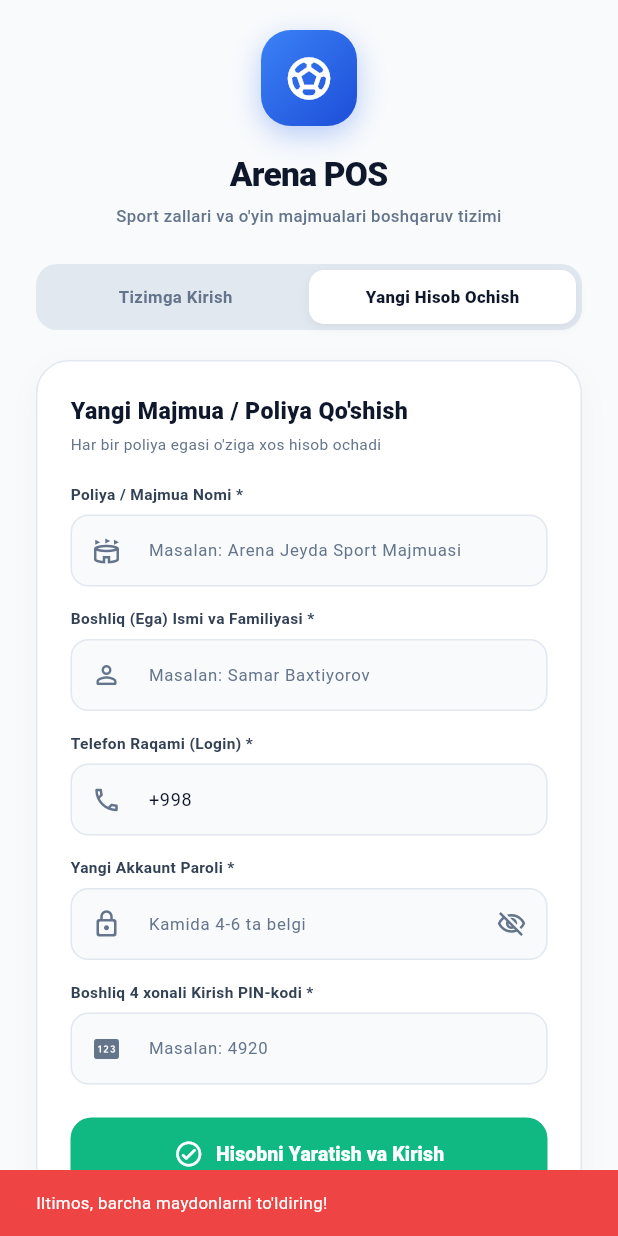
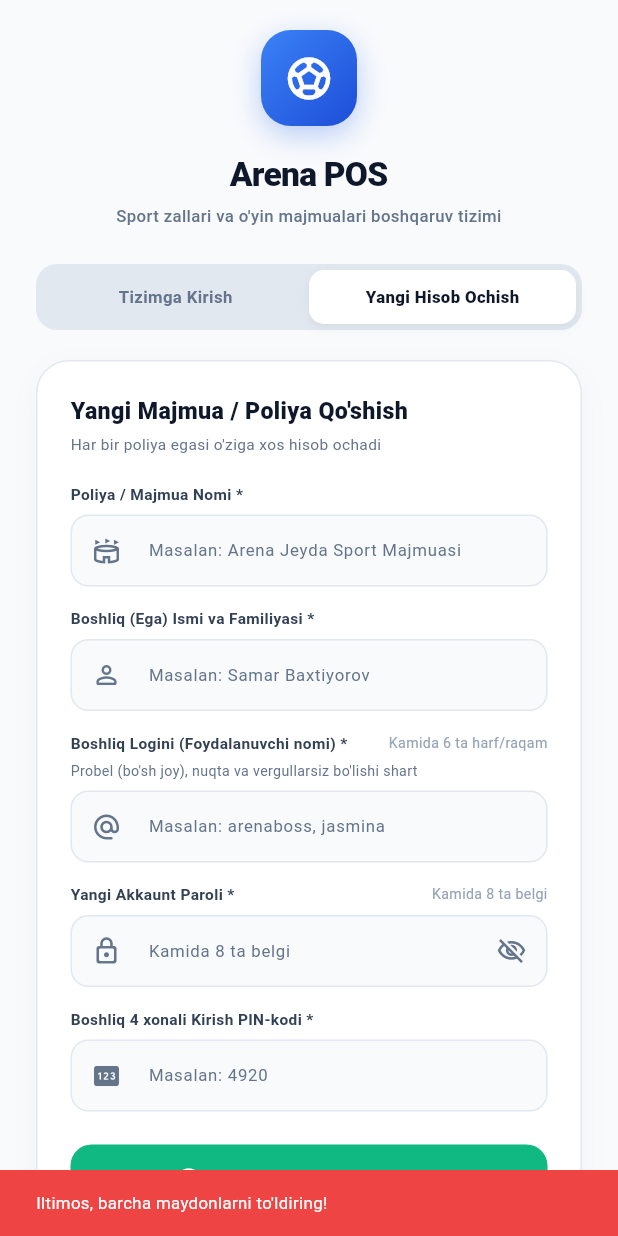
Before and after one commit to samarbaxtiyorov/Arena, a Flutter app: the screen it shows after launch, after a tap on "Yangi Hisob Ochish", after a tap on "Hisobni Yaratish va Kirish", on a phone screen of 412 x 824 dp. Run offline on Flutter 3.47's test engine with Material 3 defaults, Android fonts, the phone set to English and light mode, and no system bars; our stand-ins replace connectivity_plus, drift, drift_flutter, flutter_riverpod, gap, go_router and 2 more; accounts and stored records are empty; generated files the repository leaves out were written again.

Commit message:
feat(auth): transition from phone numbers to clean username (>=6 chars, no spaces/punctuation) and password (>=8 chars) across app and dashboard

```diff
--- a/lib/core/auth/models/business_account.dart
+++ b/lib/core/auth/models/business_account.dart
@@ -7,8 +7,8 @@ class BusinessAccount {
   final String id;
   final String venueName; // Muassasa / Majmua nomi (masalan: "Arena Jeyda")
   final String ownerName; // Boshliq ismi (masalan: "Samar Baxtiyorov")
-  final String phone;     // Telefon raqami / Login (+998...)
-  final String password;  // Akkaunt paroli
+  final String login;     // Boshliq Logini (kamida 6 ta harf/raqam, probellarsiz)
+  final String password;  // Akkaunt paroli (kamida 8 ta belgi)
   final String ownerPin;  // 4 xonali shaxsiy boshliq PIN-kodi
   final String licenseType;
   final DateTime createdAt;
@@ -17,17 +17,22 @@ class BusinessAccount {
     required this.id,
     required this.venueName,
     required this.ownerName,
-    required this.phone,
+    String? login,
+    String? phone,
     required this.password,
     required this.ownerPin,
     this.licenseType = 'PREMIUM VIP',
     required this.createdAt,
-  });
+  }) : login = login ?? phone ?? '';
+
+  /// Backward-compatibility: avvalgi kodlar bilan 100% moslik
+  String get phone => login;
 
   BusinessAccount copyWith({
     String? id,
     String? venueName,
     String? ownerName,
+    String? login,
     String? phone,
     String? password,
     String? ownerPin,
@@ -38,7 +43,7 @@ class BusinessAccount {
       id: id ?? this.id,
       venueName: venueName ?? this.venueName,
       ownerName: ownerName ?? this.ownerName,
-      phone: phone ?? this.phone,
+      login: login ?? phone ?? this.login,
       password: password ?? this.password,
       ownerPin: ownerPin ?? this.ownerPin,
       licenseType: licenseType ?? this.licenseType,
@@ -50,7 +55,8 @@ class BusinessAccount {
         'id': id,
         'venueName': venueName,
         'ownerName': ownerName,
-        'phone': phone,
+        'login': login,
+        'phone': login, // Supabase cloud_accounts Primary Key bilan to'liq moslik
         'password': password,
         'ownerPin': ownerPin,
         'licenseType': licenseType,
@@ -62,7 +68,7 @@ class BusinessAccount {
       id: json['id'] as String,
       venueName: json['venueName'] as String? ?? 'Arena Majmuasi',
       ownerName: json['ownerName'] as String? ?? 'Biznes Egasi',
-      phone: json['phone'] as String? ?? '',
+      login: (json['login'] ?? json['phone']) as String? ?? '',
       password: json['password'] as String? ?? '',
       ownerPin: json['ownerPin'] as String? ?? '',
       licenseType: json['licenseType'] as String? ?? 'PREMIUM VIP',
--- a/lib/core/auth/screens/business_auth_screen.dart
+++ b/lib/core/auth/screens/business_auth_screen.dart
@@ -24,11 +24,9 @@ class _BusinessAuthScreenState extends ConsumerState<BusinessAuthScreen> {
   bool _isLoginTab = true;
   bool _isCashierLogin = false; // Boshliq yoki Kassir rejimi
 
-  // Boshliq Login Controllerlari
-  final TextEditingController _loginPhoneCtrl =
-      TextEditingController(text: '+998 ');
-  final TextEditingController _loginPassCtrl =
-      TextEditingController();
+  // Boshliq Login Controllerlari (Sof login, kamida 6 ta belgi, probelsiz)
+  final TextEditingController _loginUsernameCtrl = TextEditingController();
+  final TextEditingController _loginPassCtrl = TextEditingController();
   bool _obscureLoginPass = true;
 
   // Kassir Login Controllerlari
@@ -39,21 +37,20 @@ class _BusinessAuthScreenState extends ConsumerState<BusinessAuthScreen> {
   // Ro'yxatdan o'tish Controllerlari
   final TextEditingController _regVenueCtrl = TextEditingController();
   final TextEditingController _regOwnerCtrl = TextEditingController();
-  final TextEditingController _regPhoneCtrl =
-      TextEditingController(text: '+998 ');
+  final TextEditingController _regUsernameCtrl = TextEditingController();
   final TextEditingController _regPassCtrl = TextEditingController();
   final TextEditingController _regPinCtrl = TextEditingController();
   bool _obscureRegPass = true;
 
   @override
   void dispose() {
-    _loginPhoneCtrl.dispose();
+    _loginUsernameCtrl.dispose();
     _loginPassCtrl.dispose();
     _cashierLoginCtrl.dispose();
     _cashierPassCtrl.dispose();
     _regVenueCtrl.dispose();
     _regOwnerCtrl.dispose();
-    _regPhoneCtrl.dispose();
+    _regUsernameCtrl.dispose();
     _regPassCtrl.dispose();
     _regPinCtrl.dispose();
     super.dispose();
@@ -372,20 +369,29 @@ class _BusinessAuthScreenState extends ConsumerState<BusinessAuthScreen> {
 
         if (!_isCashierLogin) ...[
           // ── BOSHLIQ FORMASI ────────────────────────────────
-          const Text(
-            'Telefon Raqami / Login',
+          const Row(
+            mainAxisAlignment: MainAxisAlignment.spaceBetween,
+            children: [
+              Text(
+                'Boshliq Logini *',
                 style: TextStyle(
                     fontSize: 12,
                     fontWeight: FontWeight.w700,
                     color: Color(0xFF334155)),
               ),
+              Text(
+                'Kamida 6 ta harf/raqam',
+                style: TextStyle(fontSize: 11, color: Color(0xFF94A3B8)),
+              ),
+            ],
+          ),
           const Gap(6),
           TextField(
-            controller: _loginPhoneCtrl,
-            keyboardType: TextInputType.phone,
+            controller: _loginUsernameCtrl,
+            keyboardType: TextInputType.text,
             decoration: InputDecoration(
-              hintText: '+998 90 123 45 67',
-              prefixIcon: const Icon(Icons.phone_outlined,
+              hintText: 'Masalan: arena01, jasmina',
+              prefixIcon: const Icon(Icons.alternate_email_rounded,
                   size: 20, color: Color(0xFF64748B)),
               filled: true,
               fillColor: const Color(0xFFF8FAFC),
@@ -400,19 +406,28 @@ class _BusinessAuthScreenState extends ConsumerState<BusinessAuthScreen> {
 
           const Gap(14),
 
-          const Text(
-            'Akkaunt Paroli',
+          const Row(
+            mainAxisAlignment: MainAxisAlignment.spaceBetween,
+            children: [
+              Text(
+                'Akkaunt Paroli *',
                 style: TextStyle(
                     fontSize: 12,
                     fontWeight: FontWeight.w700,
                     color: Color(0xFF334155)),
+              ),
+              Text(
+                'Kamida 8 ta belgi',
+                style: TextStyle(fontSize: 11, color: Color(0xFF94A3B8)),
+              ),
+            ],
           ),
           const Gap(6),
           TextField(
             controller: _loginPassCtrl,
             obscureText: _obscureLoginPass,
             decoration: InputDecoration(
-              hintText: 'Parolingizni kiriting',
+              hintText: 'Kamida 8 ta belgi',
               prefixIcon: const Icon(Icons.lock_outline_rounded,
                   size: 20, color: Color(0xFF64748B)),
               suffixIcon: IconButton(
@@ -642,21 +657,35 @@ class _BusinessAuthScreenState extends ConsumerState<BusinessAuthScreen> {
 
         const Gap(14),
 
-        // Telefon
-        const Text(
-          'Telefon Raqami (Login) *',
+        // Login (Foydalanuvchi nomi)
+        const Row(
+          mainAxisAlignment: MainAxisAlignment.spaceBetween,
+          children: [
+            Text(
+              'Boshliq Logini (Foydalanuvchi nomi) *',
               style: TextStyle(
                   fontSize: 12,
                   fontWeight: FontWeight.w700,
                   color: Color(0xFF334155)),
             ),
+            Text(
+              'Kamida 6 ta harf/raqam',
+              style: TextStyle(fontSize: 11, color: Color(0xFF94A3B8)),
+            ),
+          ],
+        ),
+        const Gap(4),
+        const Text(
+          'Probel (bo\'sh joy), nuqta va vergullarsiz bo\'lishi shart',
+          style: TextStyle(fontSize: 11, color: Color(0xFF64748B)),
+        ),
         const Gap(6),
         TextField(
-          controller: _regPhoneCtrl,
-          keyboardType: TextInputType.phone,
+          controller: _regUsernameCtrl,
+          keyboardType: TextInputType.text,
           decoration: InputDecoration(
-            hintText: '+998 90 123 45 67',
-            prefixIcon: const Icon(Icons.phone_outlined,
+            hintText: 'Masalan: arenaboss, jasmina',
+            prefixIcon: const Icon(Icons.alternate_email_rounded,
                 size: 20, color: Color(0xFF64748B)),
             filled: true,
             fillColor: const Color(0xFFF8FAFC),
@@ -672,19 +701,28 @@ class _BusinessAuthScreenState extends ConsumerState<BusinessAuthScreen> {
         const Gap(14),
 
         // Parol
-        const Text(
+        const Row(
+          mainAxisAlignment: MainAxisAlignment.spaceBetween,
+          children: [
+            Text(
               'Yangi Akkaunt Paroli *',
               style: TextStyle(
                   fontSize: 12,
                   fontWeight: FontWeight.w700,
                   color: Color(0xFF334155)),
             ),
+            Text(
+              'Kamida 8 ta belgi',
+              style: TextStyle(fontSize: 11, color: Color(0xFF94A3B8)),
+            ),
+          ],
+        ),
         const Gap(6),
         TextField(
           controller: _regPassCtrl,
           obscureText: _obscureRegPass,
           decoration: InputDecoration(
-            hintText: 'Kamida 4-6 ta belgi',
+            hintText: 'Kamida 8 ta belgi',
             prefixIcon: const Icon(Icons.lock_outline_rounded,
                 size: 20, color: Color(0xFF64748B)),
             suffixIcon: IconButton(
@@ -777,14 +815,28 @@ class _BusinessAuthScreenState extends ConsumerState<BusinessAuthScreen> {
 
   // ── Login Amalini Bajarish ────────────────────────────────
   Future<void> _handleLogin() async {
-    final phone = _loginPhoneCtrl.text.trim();
+    final login = _loginUsernameCtrl.text.trim();
     final pass = _loginPassCtrl.text.trim();
 
-    if (phone.isEmpty || pass.isEmpty) {
+    // 1. Login validatsiyasi
+    final loginErr = BusinessAccountNotifier.validateLogin(login);
+    if (loginErr != null) {
       ScaffoldMessenger.of(context).showSnackBar(
-        const SnackBar(
-          content: Text("Iltimos, telefon va parolni kiriting!"),
-          backgroundColor: Color(0xFFEF4444),
+        SnackBar(
+          content: Text(loginErr),
+          backgroundColor: const Color(0xFFEF4444),
+        ),
+      );
+      return;
+    }
+
+    // 2. Parol validatsiyasi (kamida 8 ta belgi)
+    final passErr = BusinessAccountNotifier.validatePassword(pass);
+    if (passErr != null) {
+      ScaffoldMessenger.of(context).showSnackBar(
+        SnackBar(
+          content: Text(passErr),
+          backgroundColor: const Color(0xFFEF4444),
         ),
       );
       return;
@@ -792,7 +844,7 @@ class _BusinessAuthScreenState extends ConsumerState<BusinessAuthScreen> {
 
     final success = await ref
         .read(businessAccountProvider.notifier)
-        .loginAccount(phone: phone, password: pass);
+        .loginAccount(login: login, password: pass);
 
     if (success) {
       final active = ref.read(businessAccountProvider).activeAccount;
@@ -814,7 +866,7 @@ class _BusinessAuthScreenState extends ConsumerState<BusinessAuthScreen> {
       if (mounted) {
         ScaffoldMessenger.of(context).showSnackBar(
           const SnackBar(
-            content: Text("Telefon raqami yoki parol noto'g'ri!"),
+            content: Text("Bunday login yoki parol noto'g'ri!"),
             backgroundColor: Color(0xFFEF4444),
           ),
         );
@@ -1065,11 +1117,11 @@ class _BusinessAuthScreenState extends ConsumerState<BusinessAuthScreen> {
   Future<void> _handleRegister() async {
     final venue = _regVenueCtrl.text.trim();
     final owner = _regOwnerCtrl.text.trim();
-    final phone = _regPhoneCtrl.text.trim();
+    final login = _regUsernameCtrl.text.trim();
     final pass = _regPassCtrl.text.trim();
     final pin = _regPinCtrl.text.trim();
 
-    if (venue.isEmpty || owner.isEmpty || phone.isEmpty || pass.isEmpty) {
+    if (venue.isEmpty || owner.isEmpty || login.isEmpty || pass.isEmpty) {
       ScaffoldMessenger.of(context).showSnackBar(
         const SnackBar(
           content: Text("Iltimos, barcha maydonlarni to'ldiring!"),
@@ -1079,7 +1131,31 @@ class _BusinessAuthScreenState extends ConsumerState<BusinessAuthScreen> {
       return;
     }
 
-    if (pin.length != 4) {
+    // 1. Login validatsiyasi (kamida 6 ta harf/raqam, probel va belgilarsiz)
+    final loginErr = BusinessAccountNotifier.validateLogin(login);
+    if (loginErr != null) {
+      ScaffoldMessenger.of(context).showSnackBar(
+        SnackBar(
+          content: Text(loginErr),
+          backgroundColor: const Color(0xFFEF4444),
+        ),
+      );
+      return;
+    }
+
+    // 2. Parol validatsiyasi (kamida 8 ta belgi)
+    final passErr = BusinessAccountNotifier.validatePassword(pass);
+    if (passErr != null) {
+      ScaffoldMessenger.of(context).showSnackBar(
+        SnackBar(
+          content: Text(passErr),
+          backgroundColor: const Color(0xFFEF4444),
+        ),
+      );
+      return;
+    }
+
+    if (pin.length != 4 || int.tryParse(pin) == null) {
       ScaffoldMessenger.of(context).showSnackBar(
         const SnackBar(
           content: Text("Kirish PIN-kodi roppa-rosa 4 ta raqam bo'lishi shart!"),
@@ -1094,7 +1170,7 @@ class _BusinessAuthScreenState extends ConsumerState<BusinessAuthScreen> {
         .registerAccount(
           venueName: venue,
           ownerName: owner,
-          phone: phone,
+          login: login,
           password: pass,
           ownerPin: pin,
         );
@@ -1120,7 +1196,7 @@ class _BusinessAuthScreenState extends ConsumerState<BusinessAuthScreen> {
         ScaffoldMessenger.of(context).showSnackBar(
           const SnackBar(
             content: Text(
-                "Ushbu telefon raqami allaqachon ro'yxatdan o'tgan! Boshqa raqam kiriting."),
+                "Ushbu login allaqachon band! Iltimos, boshqa login tanlang."),
             backgroundColor: Color(0xFFEF4444),
           ),
         );
```
Also changed, not shown: lib/core/auth/providers/business_account_provider.dart (+125 -69 lines), lib/features/management/screens/business_settings_screen.dart (+29 -7 lines), 3 other files. Lines whose indentation alone changed are shown as unchanged.
